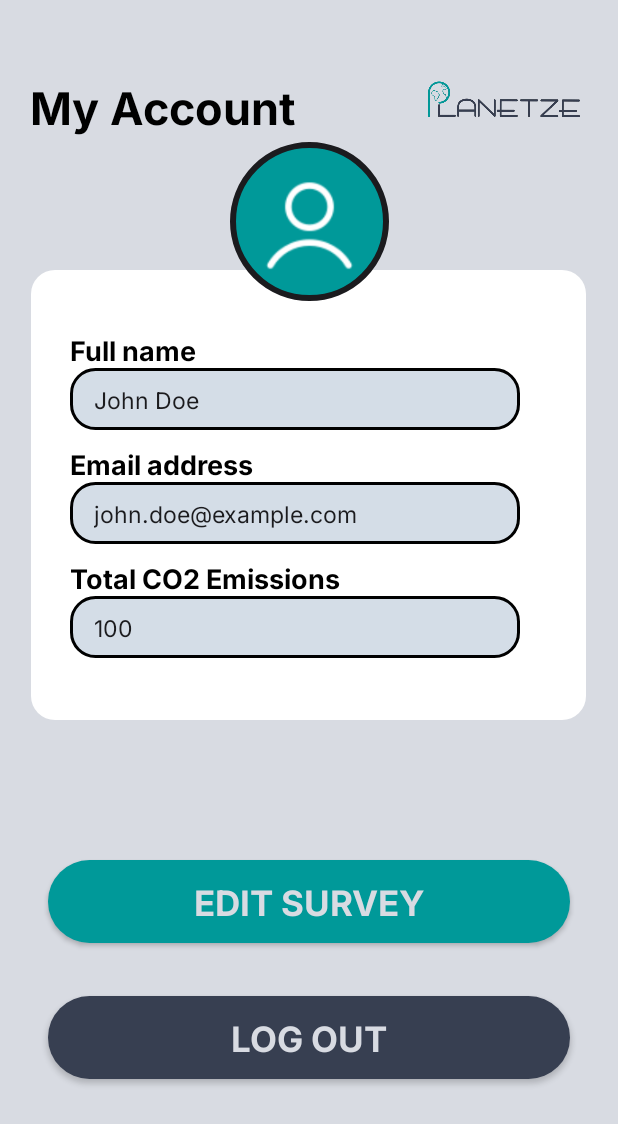
After one commit to shamrita11/Planetze_B07, an Android app: the Account screen opened directly, with no data from a screen before it, on a phone screen of 412 x 824 dp. The commit adds this screen. Shown: the top 1124 px of the screen. Run offline under Robolectric (Android 15) with nearby library versions, the phone set to English and light mode, and no system bars; our stand-ins replace Firebase (no records; nobody signed in at launch, a user with empty details on screens opened directly).

Commit message:
feature: implemented user account page

```diff
--- /dev/null
+++ b/app/src/main/java/com/example/planetze/Account.java
@@ -0,0 +1,51 @@
+package com.example.planetze;
+
+import android.content.Intent;
+import android.os.Bundle;
+import android.view.View;
+import android.widget.Button;
+import android.widget.Toast;
+
+import androidx.activity.EdgeToEdge;
+import androidx.appcompat.app.AppCompatActivity;
+import androidx.core.graphics.Insets;
+import androidx.core.view.ViewCompat;
+import androidx.core.view.WindowInsetsCompat;
+
+import com.google.firebase.auth.FirebaseAuth;
+
+public class Account extends AppCompatActivity {
+
+    private Button buttonLogOut, buttonEditSurvey;
+    private FirebaseAuth mAuth;
+
+    @Override
+    protected void onCreate(Bundle savedInstanceState) {
+        super.onCreate(savedInstanceState);
+        EdgeToEdge.enable(this);
+        setContentView(R.layout.activity_account);
+        mAuth = FirebaseAuth.getInstance();
+        buttonLogOut = findViewById(R.id.btn_logout);
+        buttonEditSurvey = findViewById(R.id.btn_editsurvey);
+
+        buttonLogOut.setOnClickListener(new View.OnClickListener() {
+            @Override
+            public void onClick(View view) {
+                mAuth.signOut();
+                Intent intent = new Intent(getApplicationContext(), Welcome.class);
+                startActivity(intent);
+                finish();
+                Toast.makeText(Account.this, "Log out successful", Toast.LENGTH_SHORT).show();
+            }
+        });
+
+        buttonEditSurvey.setOnClickListener(new View.OnClickListener() {
+            @Override
+            public void onClick(View view) {
+                Intent intent = new Intent(getApplicationContext(), EditSurvey.class);
+                startActivity(intent);
+                finish();
+            }
+        });
+    }
+}
--- /dev/null
+++ b/app/src/main/res/drawable/circle_background.xml
@@ -0,0 +1,6 @@
+<?xml version="1.0" encoding="utf-8"?>
+<shape xmlns:android="http://schemas.android.com/apk/res/android" android:shape="oval">
+    <solid android:color="@color/teal"/>
+    <size android:width="106dp" android:height="106dp"/>
+    <stroke android:width="4dp" android:color="@color/dark_gray"/>
+</shape>
--- /dev/null
+++ b/app/src/main/res/drawable/rounded_corner_background.xml
@@ -0,0 +1,4 @@
+<shape xmlns:android="http://schemas.android.com/apk/res/android">
+    <solid android:color="@color/white"/>
+    <corners android:radius="16dp"/> <!-- Rounded corners -->
+</shape>
--- /dev/null
+++ b/app/src/main/res/drawable/rounded_info_field.xml
@@ -0,0 +1,10 @@
+<shape xmlns:android="http://schemas.android.com/apk/res/android">
+    <solid android:color="#80a9bcd0"/>
+    <corners android:radius="16dp"/>
+    <stroke android:width="2dp" android:color="@color/black"/>
+    <padding
+        android:left="16dp"
+        android:top="10dp"
+        android:right="16dp"
+        android:bottom="10dp"/>
+</shape>
--- /dev/null
+++ b/app/src/main/res/layout/activity_account.xml
@@ -0,0 +1,202 @@
+<?xml version="1.0" encoding="utf-8"?>
+<androidx.constraintlayout.widget.ConstraintLayout
+    xmlns:android="http://schemas.android.com/apk/res/android"
+    xmlns:app="http://schemas.android.com/apk/res-auto"
+    xmlns:tools="http://schemas.android.com/tools"
+    android:id="@+id/account"
+    android:layout_width="match_parent"
+    android:layout_height="match_parent"
+    android:background="@color/light_gray"
+    tools:context=".Account">
+
+    <!-- Logo Image Planetze -->
+
+    <!-- My Account Text -->
+
+    <ImageView
+        android:id="@+id/backgroundLogo"
+        android:layout_width="119dp"
+        android:layout_height="40dp"
+        android:layout_marginTop="50dp"
+        android:contentDescription="PlanetZe Logo"
+        android:scaleType="centerInside"
+        android:src="@drawable/logo"
+        app:layout_constraintEnd_toEndOf="parent"
+        app:layout_constraintHorizontal_bias="0.945"
+        app:layout_constraintStart_toStartOf="parent"
+        app:layout_constraintTop_toTopOf="parent" />
+
+    <TextView
+        android:layout_width="wrap_content"
+        android:layout_height="wrap_content"
+        android:layout_marginTop="50dp"
+        android:fontFamily="@font/inter_bold"
+        android:text="@string/my_account"
+        android:textColor="#000000"
+        android:textSize="30sp"
+        app:layout_constraintBottom_toBottomOf="parent"
+        app:layout_constraintEnd_toEndOf="parent"
+        app:layout_constraintHorizontal_bias="0.085"
+        app:layout_constraintStart_toStartOf="parent"
+        app:layout_constraintTop_toTopOf="parent"
+        app:layout_constraintVertical_bias="0" />
+
+    <LinearLayout
+        android:id="@+id/accountinfo"
+        android:layout_width="370dp"
+        android:layout_height="300dp"
+        android:layout_marginTop="180dp"
+        android:background="@drawable/rounded_corner_background"
+        android:orientation="horizontal"
+        android:padding="8dp"
+        app:layout_constraintEnd_toEndOf="parent"
+        app:layout_constraintHorizontal_bias="0.487"
+        app:layout_constraintStart_toStartOf="parent"
+        app:layout_constraintTop_toTopOf="parent">
+
+        <!-- Account Information -->
+        <LinearLayout
+            android:layout_width="0dp"
+            android:layout_height="wrap_content"
+            android:layout_gravity="center_vertical"
+            android:layout_marginStart="10dp"
+            android:layout_weight="1"
+            android:orientation="vertical"
+            android:paddingLeft="8dp">
+
+            <!-- Full Name Text -->
+            <TextView
+                android:layout_width="300dp"
+                android:layout_height="wrap_content"
+                android:fontFamily="@font/inter_bold"
+                android:text="@string/full_name"
+                android:textColor="@color/black"
+                android:textSize="18sp" />
+
+            <!-- User Name Field -->
+            <TextView
+                android:id="@+id/userName"
+                android:layout_width="300dp"
+                android:layout_height="wrap_content"
+                android:background="@drawable/rounded_info_field"
+                android:fontFamily="@font/inter"
+                android:text="John Doe"
+                android:textColor="@color/dark_gray"
+                android:textSize="15sp" />
+
+            <!-- Email Address Text -->
+            <TextView
+                android:layout_width="300dp"
+                android:layout_height="wrap_content"
+                android:layout_marginTop="10dp"
+                android:fontFamily="@font/inter_bold"
+                android:text="@string/email_address"
+                android:textColor="@color/black"
+                android:textSize="18sp" />
+
+            <!-- User Email Field -->
+            <TextView
+                android:id="@+id/userEmail"
+                android:layout_width="300dp"
+                android:layout_height="wrap_content"
+                android:background="@drawable/rounded_info_field"
+                android:fontFamily="@font/inter"
+                android:text="john.doe@example.com"
+                android:textColor="@color/dark_gray"
+                android:textSize="15sp" />
+
+            <!-- Total CO2e Text -->
+            <TextView
+                android:layout_width="300dp"
+                android:layout_height="wrap_content"
+                android:layout_marginTop="10dp"
+                android:fontFamily="@font/inter_bold"
+                android:text="@string/total_emission"
+                android:textColor="@color/black"
+                android:textSize="18sp" />
+
+            <!-- User CO2e Field -->
+            <TextView
+                android:id="@+id/userTotalCarbon"
+                android:layout_width="300dp"
+                android:layout_height="wrap_content"
+                android:background="@drawable/rounded_info_field"
+                android:fontFamily="@font/inter"
+                android:text="100"
+                android:textColor="@color/dark_gray"
+                android:textSize="15sp" />
+        </LinearLayout>
+    </LinearLayout>
+
+    <RelativeLayout
+        android:layout_width="106dp"
+        android:layout_height="106dp"
+        android:layout_marginTop="10dp"
+        android:layout_marginStart="20dp"
+        android:layout_marginEnd="20dp"
+        app:layout_constraintTop_toTopOf="parent"
+        app:layout_constraintStart_toStartOf="parent"
+        app:layout_constraintBottom_toBottomOf="parent"
+        app:layout_constraintEnd_toEndOf="parent"
+        app:layout_constraintHorizontal_bias="0.5"
+        app:layout_constraintVertical_bias="0.12">
+
+        <!-- Circle Background -->
+        <ImageView
+            android:layout_width="106dp"
+            android:layout_height="106dp"
+            android:src="@drawable/circle_background" />
+
+        <!-- User Icon -->
+        <ImageView
+            android:layout_width="90dp"
+            android:layout_height="90dp"
+            android:layout_centerInParent="true"
+            android:src="@drawable/ic_user" />
+
+    </RelativeLayout>
+
+    <!-- Log Out Button -->
+    <Button
+        android:id="@+id/btn_logout"
+        android:layout_width="348dp"
+        android:layout_height="55dp"
+        android:layout_marginStart="32dp"
+        android:layout_marginTop="8dp"
+        android:layout_marginEnd="32dp"
+        android:layout_marginBottom="8dp"
+        android:background="@drawable/blue_btn"
+        android:fontFamily="@font/inter_bold"
+        android:text="@string/logout"
+        android:textColor="#d8dbe2"
+        android:textSize="23sp"
+        app:layout_constraintBottom_toBottomOf="parent"
+        app:layout_constraintEnd_toEndOf="parent"
+        app:layout_constraintHorizontal_bias="0.0"
+        app:layout_constraintStart_toStartOf="parent"
+        app:layout_constraintTop_toTopOf="parent"
+        app:layout_constraintVertical_bias="0.872" />
+
+    <!-- Edit Survey Button -->
+    <Button
+        android:id="@+id/btn_editsurvey"
+        android:layout_width="348dp"
+        android:layout_height="55dp"
+        android:layout_marginStart="32dp"
+        android:layout_marginTop="8dp"
+        android:layout_marginEnd="32dp"
+        android:layout_marginBottom="8dp"
+        android:background="@drawable/teal_btn"
+        android:fontFamily="@font/inter_bold"
+        android:text="@string/edit_survey"
+        android:textColor="#d8dbe2"
+        android:textSize="23sp"
+        app:layout_constraintBottom_toBottomOf="parent"
+        app:layout_constraintEnd_toEndOf="parent"
+        app:layout_constraintHorizontal_bias="0.0"
+        app:layout_constraintStart_toStartOf="parent"
+        app:layout_constraintTop_toTopOf="parent"
+        app:layout_constraintVertical_bias="0.751" />
+
+
+</androidx.constraintlayout.widget.ConstraintLayout>
--- a/app/src/main/res/values/strings.xml
+++ b/app/src/main/res/values/strings.xml
@@ -2,12 +2,16 @@
     <string name="app_name">Planetze</string>
     <string name="login">Login</string>
     <string name="signup">Sign Up</string>
+    <string name="logout">Log Out</string>
+    <string name="edit_survey">Edit Survey</string>
     <string name="password">Password</string>
     <string name="full_name">Full name</string>
     <string name="email_address">Email address</string>
+    <string name="total_emission">Total CO2 Emissions</string>
     <string name="slogan">Track your footprint, change the world</string>
     <string name="create_account">Create\nAccount</string>
     <string name="welcome_back">Welcome\nBack</string>
+    <string name="my_account">My Account</string>
     <string name="conditions">By signing up, you agree to our\nPrivacy Policy and Terms of Service.</string>
     <string name="forgot_password">Forgot Password?</string>
     <string name="OR">----------------- OR -----------------</string>
```
Also changed, not shown: app/src/main/AndroidManifest.xml (+10 -1 lines), app/src/main/java/com/example/planetze/EditSurvey.java (added, +27 -0 lines), app/src/main/java/com/example/planetze/testUI.java (added, +24 -0 lines), app/src/main/res/layout/activity_edit_survey.xml (added, +10 -0 lines), app/src/main/res/layout/activity_test_ui.xml (added, +86 -0 lines), app/src/main/res/drawable/ic_user.png (added).
